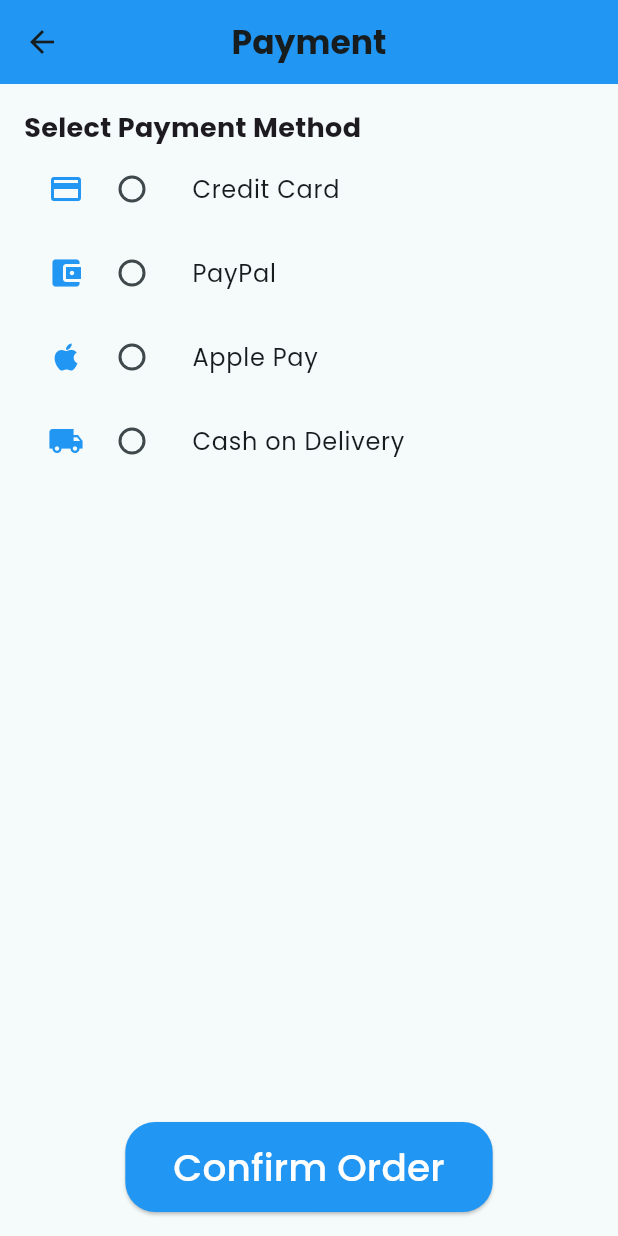
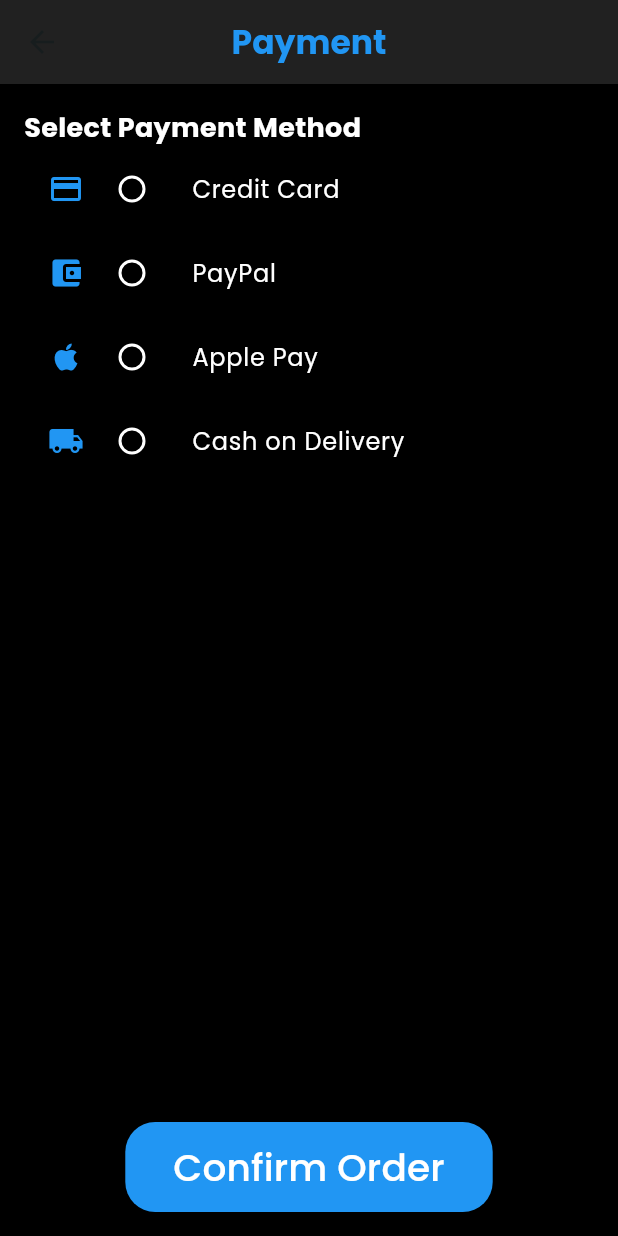
Before and after one commit to nadine17/e_commerce_app, a Flutter app: the PaymentPage screen opened directly, on a phone screen of 412 x 824 dp. Run offline on Flutter 3.47's test engine with Material 3 defaults, Android fonts, the light colour scheme and no system bars; our stand-ins replace google_fonts; network calls fail.

Commit message:
Update PaymentPage.dart

```diff
--- a/lib/screens/PaymentPage.dart
+++ b/lib/screens/PaymentPage.dart
@@ -53,22 +53,29 @@
           'Payment',
           style: TextStyle(
             fontWeight: FontWeight.bold,
+            color: Colors.blue,
           ),
         ),
-        backgroundColor: Colors.blue,
+        backgroundColor: Colors.grey[900],
         centerTitle: true,
       ),
-      body: Padding(
+      body: Container(
+        color: Colors.black,
+        child: Padding(
           padding: const EdgeInsets.all(16.0),
           child: Column(
             crossAxisAlignment: CrossAxisAlignment.start,
             children: [
               Text(
                 'Select Payment Method',
-              style: TextStyle(fontSize: 18, fontWeight: FontWeight.bold),
+                style: TextStyle(
+                  fontSize: 18,
+                  fontWeight: FontWeight.bold,
+                  color: Colors.white,
+                ),
               ),
               ListTile(
-              title: Text('Credit Card'),
+                title: Text('Credit Card', style: TextStyle(color: Colors.white)),
                 leading: Row(
                   mainAxisSize: MainAxisSize.min,
                   children: [
@@ -78,12 +85,13 @@
                       value: 'Credit Card',
                       groupValue: selectedPaymentMethod,
                       onChanged: _onPaymentMethodChanged,
+                      fillColor: MaterialStateProperty.all(Colors.white),
                     ),
                   ],
                 ),
               ),
               ListTile(
-              title: Text('PayPal'),
+                title: Text('PayPal', style: TextStyle(color: Colors.white)),
                 leading: Row(
                   mainAxisSize: MainAxisSize.min,
                   children: [
@@ -93,12 +101,13 @@
                       value: 'PayPal',
                       groupValue: selectedPaymentMethod,
                       onChanged: _onPaymentMethodChanged,
+                      fillColor: MaterialStateProperty.all(Colors.white),
                     ),
                   ],
                 ),
               ),
               ListTile(
-              title: Text('Apple Pay'),
+                title: Text('Apple Pay', style: TextStyle(color: Colors.white)),
                 leading: Row(
                   mainAxisSize: MainAxisSize.min,
                   children: [
@@ -108,12 +117,13 @@
                       value: 'Apple Pay',
                       groupValue: selectedPaymentMethod,
                       onChanged: _onPaymentMethodChanged,
+                      fillColor: MaterialStateProperty.all(Colors.white),
                     ),
                   ],
                 ),
               ),
               ListTile(
-              title: Text('Cash on Delivery'),
+                title: Text('Cash on Delivery', style: TextStyle(color: Colors.white)),
                 leading: Row(
                   mainAxisSize: MainAxisSize.min,
                   children: [
@@ -123,6 +133,7 @@
                       value: 'Cash on Delivery',
                       groupValue: selectedPaymentMethod,
                       onChanged: _onPaymentMethodChanged,
+                      fillColor: MaterialStateProperty.all(Colors.white),
                     ),
                   ],
                 ),
@@ -135,7 +146,7 @@
                     if (selectedPaymentMethod == 'Credit Card') ...[
                       Text(
                         'Enter Card Details:',
-                      style: TextStyle(fontSize: 16),
+                        style: TextStyle(fontSize: 16, color: Colors.white),
                       ),
                       Form(
                         key: _formKey,
@@ -146,7 +157,11 @@
                               decoration: InputDecoration(
                                 border: OutlineInputBorder(),
                                 hintText: 'Card Number',
+                                hintStyle: TextStyle(color: Colors.grey),
+                                filled: true,
+                                fillColor: Colors.grey[800],
                               ),
+                              style: TextStyle(color: Colors.white),
                               keyboardType: TextInputType.number,
                             ),
                             SizedBox(height: 10),
@@ -155,7 +170,11 @@
                               decoration: InputDecoration(
                                 border: OutlineInputBorder(),
                                 hintText: 'Expiry Date (MM/YY)',
+                                hintStyle: TextStyle(color: Colors.grey),
+                                filled: true,
+                                fillColor: Colors.grey[800],
                               ),
+                              style: TextStyle(color: Colors.white),
                               keyboardType: TextInputType.datetime,
                             ),
                             SizedBox(height: 10),
@@ -164,7 +183,11 @@
                               decoration: InputDecoration(
                                 border: OutlineInputBorder(),
                                 hintText: 'CVV',
+                                hintStyle: TextStyle(color: Colors.grey),
+                                filled: true,
+                                fillColor: Colors.grey[800],
                               ),
+                              style: TextStyle(color: Colors.white),
                               keyboardType: TextInputType.number,
                               obscureText: true,
                             ),
@@ -174,47 +197,63 @@
                     ] else if (selectedPaymentMethod == 'PayPal') ...[
                       Text(
                         'Enter PayPal Email:',
-                      style: TextStyle(fontSize: 16),
+                        style: TextStyle(fontSize: 16, color: Colors.white),
                       ),
                       TextField(
                         controller: _addressController,
                         decoration: InputDecoration(
                           border: OutlineInputBorder(),
                           hintText: 'Email Address',
+                          hintStyle: TextStyle(color: Colors.grey),
+                          filled: true,
+                          fillColor: Colors.grey[800],
                         ),
+                        style: TextStyle(color: Colors.white),
                         keyboardType: TextInputType.emailAddress,
                       ),
                     ] else if (selectedPaymentMethod == 'Apple Pay') ...[
                       Text(
                         'Enter Apple Pay Information:',
-                      style: TextStyle(fontSize: 16),
+                        style: TextStyle(fontSize: 16, color: Colors.white),
                       ),
                       TextField(
                         controller: _applePayController,
                         decoration: InputDecoration(
                           border: OutlineInputBorder(),
                           hintText: 'Apple Pay Account Info',
+                          hintStyle: TextStyle(color: Colors.grey),
+                          filled: true,
+                          fillColor: Colors.grey[800],
                         ),
+                        style: TextStyle(color: Colors.white),
                       ),
                     ] else if (selectedPaymentMethod == 'Cash on Delivery') ...[
                       Text(
                         'Enter Delivery Address:',
-                      style: TextStyle(fontSize: 16),
+                        style: TextStyle(fontSize: 16, color: Colors.white),
                       ),
                       TextField(
                         controller: _addressController,
                         decoration: InputDecoration(
                           border: OutlineInputBorder(),
-                        hintText: 'City',
+                          hintText: 'Street Address',
+                          hintStyle: TextStyle(color: Colors.grey),
+                          filled: true,
+                          fillColor: Colors.grey[800],
                         ),
+                        style: TextStyle(color: Colors.white),
                       ),
                       SizedBox(height: 10),
                       TextField(
                         controller: _cityController,
                         decoration: InputDecoration(
                           border: OutlineInputBorder(),
-                        hintText: 'Street Address',
+                          hintText: 'City',
+                          hintStyle: TextStyle(color: Colors.grey),
+                          filled: true,
+                          fillColor: Colors.grey[800],
                         ),
+                        style: TextStyle(color: Colors.white),
                       ),
                       SizedBox(height: 10),
                       TextField(
@@ -222,7 +261,11 @@
                         decoration: InputDecoration(
                           border: OutlineInputBorder(),
                           hintText: 'Postal Code',
+                          hintStyle: TextStyle(color: Colors.grey),
+                          filled: true,
+                          fillColor: Colors.grey[800],
                         ),
+                        style: TextStyle(color: Colors.white),
                         keyboardType: TextInputType.number,
                       ),
                     ],
@@ -256,12 +299,19 @@
             ],
           ),
         ),
+      ),
     );
   }
 }
 
 void main() {
   runApp(MaterialApp(
+    theme: ThemeData.dark().copyWith(
+      scaffoldBackgroundColor: Colors.black,
+      appBarTheme: AppBarTheme(
+        backgroundColor: Colors.grey[900],
+      ),
+    ),
     home: PaymentPage(),
     debugShowCheckedModeBanner: false,
   ));
```
Lines whose indentation alone changed are shown as unchanged.
